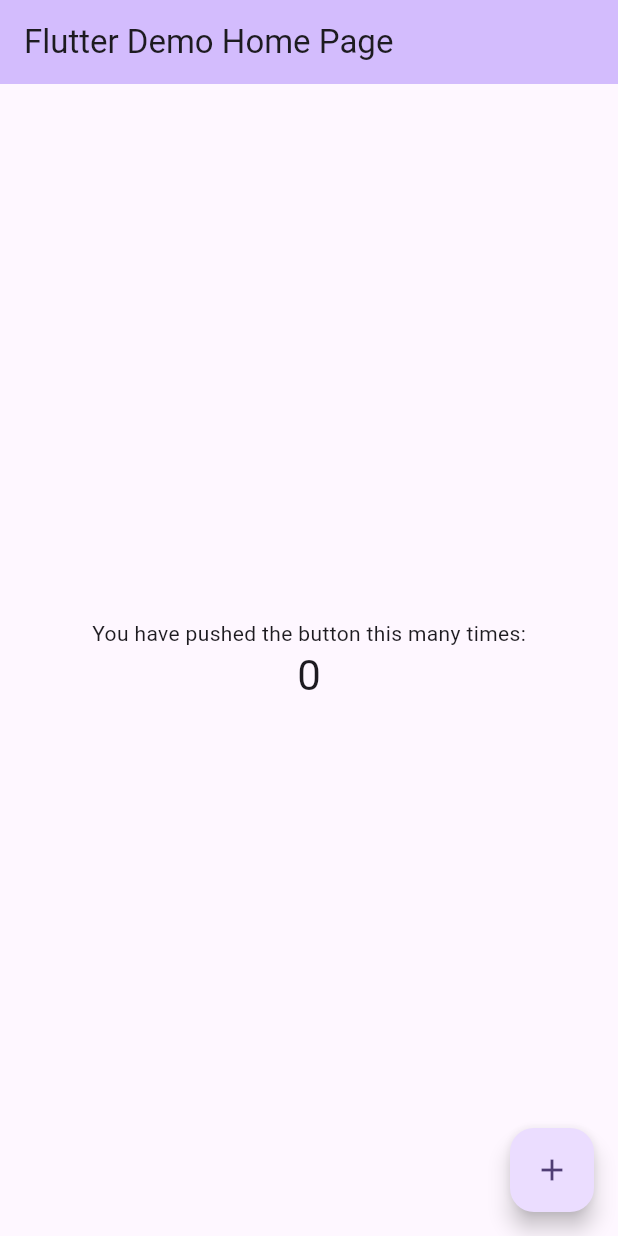
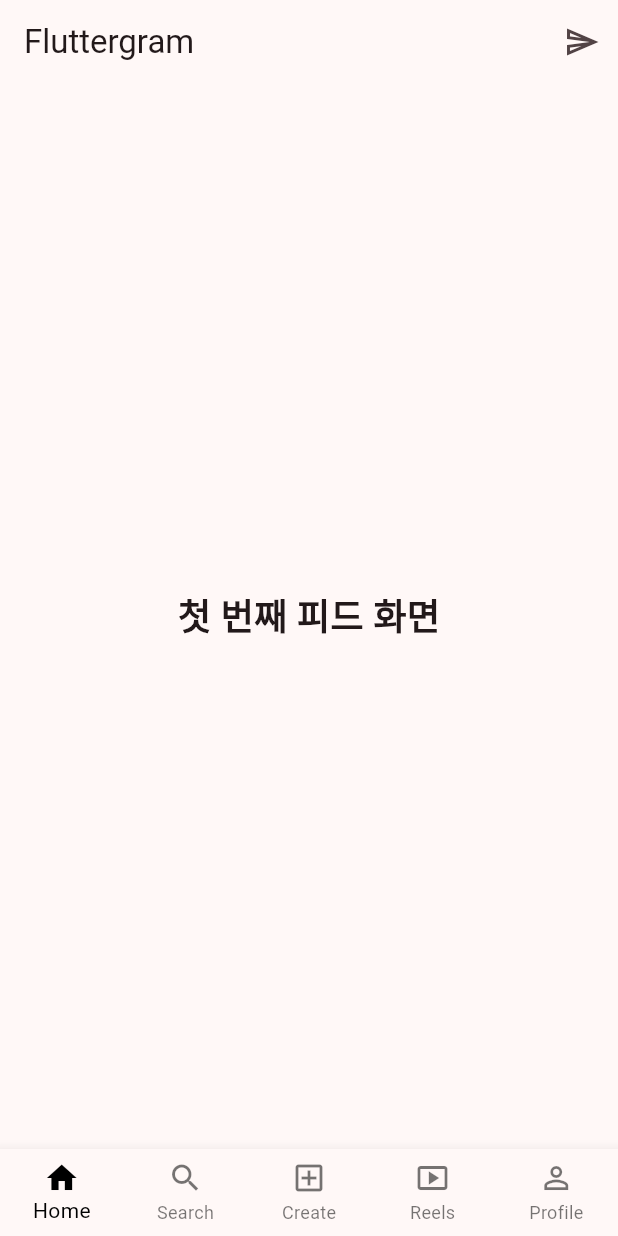
Before and after one commit to Sangyoon98/flutter_sample, a Flutter app: the screen it shows after launch, on a phone screen of 412 x 824 dp. Run offline on Flutter 3.47's test engine with Material 3 defaults, Android fonts, the phone set to English and light mode, and no system bars.

Commit message:
feat: Fluttergram 홈 화면 뼈대 추가

```diff
--- a/lib/main.dart
+++ b/lib/main.dart
@@ -11,111 +11,67 @@ class MyApp extends StatelessWidget {
   @override
   Widget build(BuildContext context) {
     return MaterialApp(
-      title: 'Flutter Demo',
+      title: 'Fluttergram',
+      debugShowCheckedModeBanner: false,
       theme: ThemeData(
-        // This is the theme of your application.
-        //
-        // TRY THIS: Try running your application with "flutter run". You'll see
-        // the application has a purple toolbar. Then, without quitting the app,
-        // try changing the seedColor in the colorScheme below to Colors.green
-        // and then invoke "hot reload" (save your changes or press the "hot
-        // reload" button in a Flutter-supported IDE, or press "r" if you used
-        // the command line to start the app).
-        //
-        // Notice that the counter didn't reset back to zero; the application
-        // state is not lost during the reload. To reset the state, use hot
-        // restart instead.
-        //
-        // This works for code too, not just values: Most code changes can be
-        // tested with just a hot reload.
-        colorScheme: .fromSeed(seedColor: Colors.deepPurple),
+        colorScheme: .fromSeed(seedColor: Colors.pink),
+        useMaterial3: true,
       ),
-      home: const MyHomePage(title: 'Flutter Demo Home Page'),
+      home: const HomePage(),
     );
   }
 }
 
-class MyHomePage extends StatefulWidget {
-  const MyHomePage({super.key, required this.title});
-
-  // This widget is the home page of your application. It is stateful, meaning
-  // that it has a State object (defined below) that contains fields that affect
-  // how it looks.
-
-  // This class is the configuration for the state. It holds the values (in this
-  // case the title) provided by the parent (in this case the App widget) and
-  // used by the build method of the State. Fields in a Widget subclass are
-  // always marked "final".
-
-  final String title;
-
-  @override
-  State<MyHomePage> createState() => _MyHomePageState();
-}
-
-class _MyHomePageState extends State<MyHomePage> {
-  int _counter = 0;
-
-  void _incrementCounter() {
-    setState(() {
-      // This call to setState tells the Flutter framework that something has
-      // changed in this State, which causes it to rerun the build method below
-      // so that the display can reflect the updated values. If we changed
-      // _counter without calling setState(), then the build method would not be
-      // called again, and so nothing would appear to happen.
-      _counter++;
-    });
-  }
+class HomePage extends StatelessWidget {
+  const HomePage({super.key});
 
   @override
   Widget build(BuildContext context) {
-    // This method is rerun every time setState is called, for instance as done
-    // by the _incrementCounter method above.
-    //
-    // The Flutter framework has been optimized to make rerunning build methods
-    // fast, so that you can just rebuild anything that needs updating rather
-    // than having to individually change instances of widgets.
     return Scaffold(
       appBar: AppBar(
-        // TRY THIS: Try changing the color here to a specific color (to
-        // Colors.amber, perhaps?) and trigger a hot reload to see the AppBar
-        // change color while the other colors stay the same.
-        backgroundColor: Theme.of(context).colorScheme.inversePrimary,
-        // Here we take the value from the MyHomePage object that was created by
-        // the App.build method, and use it to set our appbar title.
-        title: Text(widget.title),
+        title: const Text('Fluttergram'),
+        actions: [
+          IconButton(
+              onPressed: () {},
+              icon: const Icon(Icons.send_outlined)
+          )
+        ],
       ),
-      body: Center(
-        // Center is a layout widget. It takes a single child and positions it
-        // in the middle of the parent.
-        child: Column(
-          // Column is also a layout widget. It takes a list of children and
-          // arranges them vertically. By default, it sizes itself to fit its
-          // children horizontally, and tries to be as tall as its parent.
-          //
-          // Column has various properties to control how it sizes itself and
-          // how it positions its children. Here we use mainAxisAlignment to
-          // center the children vertically; the main axis here is the vertical
-          // axis because Columns are vertical (the cross axis would be
-          // horizontal).
-          //
-          // TRY THIS: Invoke "debug painting" (choose the "Toggle Debug Paint"
-          // action in the IDE, or press "p" in the console), to see the
-          // wireframe for each widget.
-          mainAxisAlignment: .center,
-          children: [
-            const Text('You have pushed the button this many times:'),
-            Text(
-              '$_counter',
-              style: Theme.of(context).textTheme.headlineMedium,
-            ),
-          ],
+      body: const Center(
+        child: Text(
+          '첫 번째 피드 화면',
+          style: TextStyle(
+            fontSize: 24,
+            fontWeight: FontWeight.bold,
+          ),
         ),
       ),
-      floatingActionButton: FloatingActionButton(
-        onPressed: _incrementCounter,
-        tooltip: 'Increment',
-        child: const Icon(Icons.add),
+      bottomNavigationBar: BottomNavigationBar(
+          type: BottomNavigationBarType.fixed,
+          selectedItemColor: Colors.black,
+          unselectedItemColor: Colors.black54,
+          items: const [
+            BottomNavigationBarItem(
+              icon: Icon(Icons.home),
+              label: 'Home',
+            ),
+            BottomNavigationBarItem(
+              icon: Icon(Icons.search),
+              label: 'Search',
+            ),
+            BottomNavigationBarItem(
+              icon: Icon(Icons.add_box_outlined),
+              label: 'Create',
+            ),
+            BottomNavigationBarItem(
+              icon: Icon(Icons.smart_display_outlined),
+              label: 'Reels',
+            ),
+            BottomNavigationBarItem(
+              icon: Icon(Icons.person_outline),
+              label: 'Profile',
+            )
+          ]
       ),
     );
   }
```
Also changed, not shown: 2 other files.
